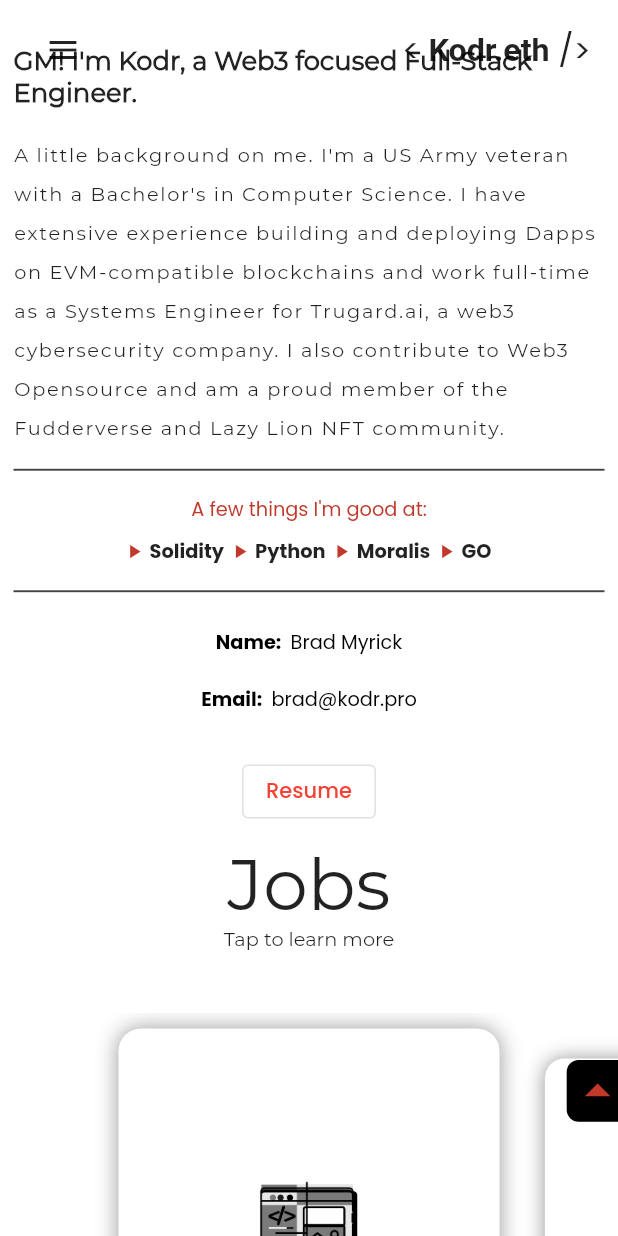
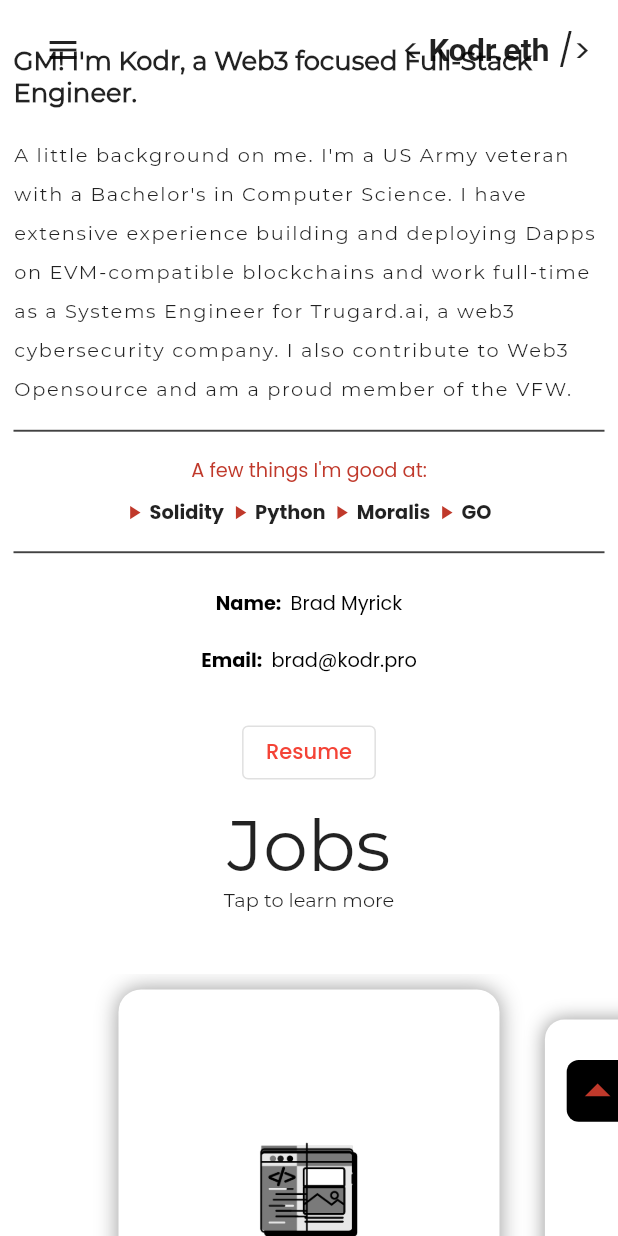
Before and after one commit to BradMyrick/codemucho, a Flutter app: the screen it shows after launch, scrolled down 1152 dp, on a phone screen of 412 x 824 dp. Run offline on Flutter 3.47's test engine with Material 2 defaults, Android fonts, the phone set to English and light mode, and no system bars; drawn by our look-alikes of carousel_slider, flip_card; our stand-ins replace animated_text_kit, font_awesome_flutter, shared_preferences, url_strategy; missing offline and left inert: universal_html; network calls fail; Roboto replaces fonts that are missing (RobotoMono).

Commit message:
about me update

```diff
--- a/lib/constants.dart
+++ b/lib/constants.dart
@@ -12,7 +12,7 @@
   "GO",
   "AWS",
   "IPFS",
-  "Moralis"
+  "Alchemy"
 ];
 
 final mobileTech = ["Solidity", "Python", "Moralis", "GO"];
--- a/lib/utils/about_utils.dart
+++ b/lib/utils/about_utils.dart
@@ -6,6 +6,6 @@
       "GM! I'm Kodr, a Web3 focused Full-Stack Engineer.";
 
   static const String aboutMeDetail =
-      "A little background on me. I'm a US Army veteran with a Bachelor's in Computer Science. I have extensive experience building and deploying Dapps on EVM-compatible blockchains and work full-time as a Systems Engineer for Trugard.ai, a web3 cybersecurity company. I also contribute to Web3 Opensource and am a proud member of the Fudderverse and Lazy Lion NFT community.";
+      "A little background on me. I'm a US Army veteran with a Bachelor's in Computer Science. I have extensive experience building and deploying Dapps on EVM-compatible blockchains and work full-time as a Systems Engineer for Trugard.ai, a web3 cybersecurity company. I also contribute to Web3 Opensource and am a proud member of the VFW.";
 
 }
```
